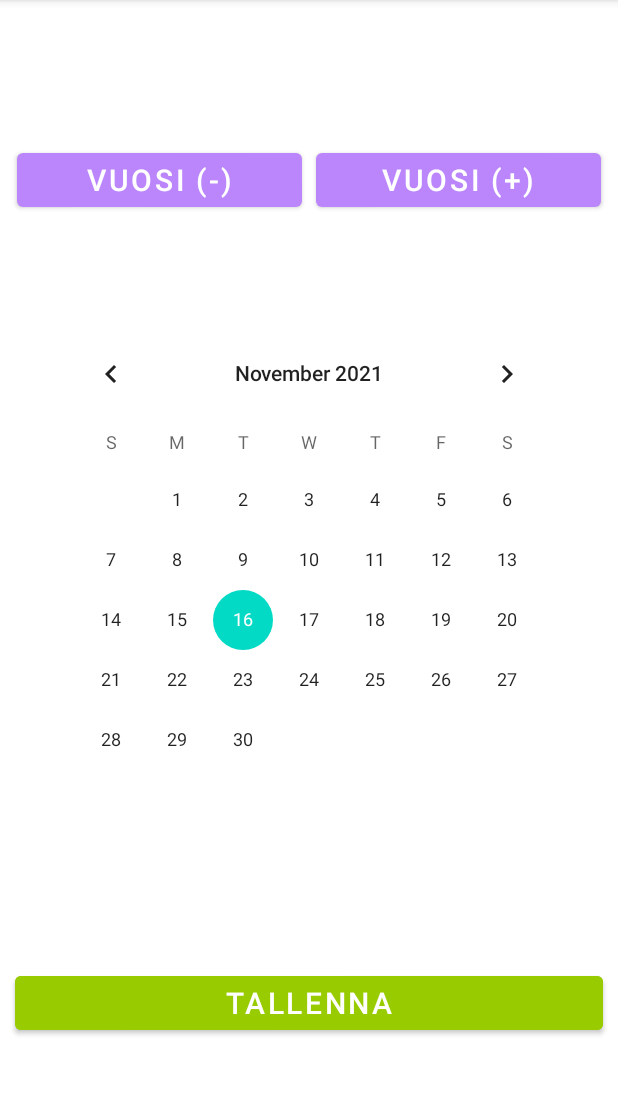
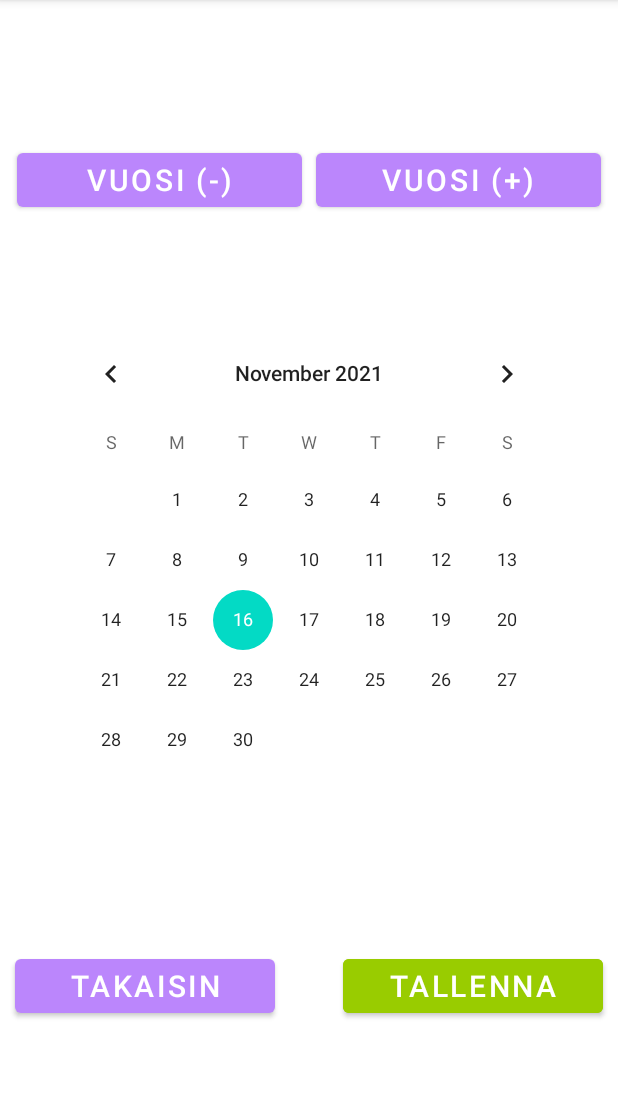
Before and after one commit to TeijaTilli/TaKuVa, an Android app: the takuuPvmValitsinFragment screen opened through its navigation route, on a phone screen of 412 x 824 dp, the part 84-1179 px from its top. Run offline under Robolectric (Android 15) with nearby library versions, the phone set to English and light mode, and no system bars; our stand-ins replace data binding; pictures from the network do not load.

Commit message:
Vielä säätöä rv-näkymään. Navigaatio kuitin tallennuksesta. Kalenteriin takaisin-nappi.

```diff
--- a/app/src/main/java/com/example/takuukuittivarasto/takuuPvmValitsinFragment.kt
+++ b/app/src/main/java/com/example/takuukuittivarasto/takuuPvmValitsinFragment.kt
@@ -50,6 +50,9 @@ class takuuPvmValitsinFragment : Fragment() {
             )
             it.findNavController().navigate(R.id.action_takuuPvmValitsinFragment_to_kuittiLisaysFragment, bundle)
         }
+        binding.btTakaisinKalenteri.setOnClickListener {
+            it.findNavController().navigate(R.id.action_takuuPvmValitsinFragment_to_kuittiLisaysFragment)
+        }
         return binding.root
     }
 
--- a/app/src/main/res/layout/fragment_takuu_pvm_valitsin.xml
+++ b/app/src/main/res/layout/fragment_takuu_pvm_valitsin.xml
@@ -61,14 +61,28 @@
                 android:layout_height="wrap_content"
                 android:layout_marginTop="16dp"
                 android:backgroundTint="@color/light_green"
-                android:insetLeft="10dp"
+                android:insetLeft="0dp"
                 android:insetRight="10dp"
                 android:text="Tallenna"
                 android:textSize="20sp"
                 app:layout_constraintBottom_toBottomOf="parent"
                 app:layout_constraintEnd_toEndOf="parent"
-                app:layout_constraintStart_toStartOf="parent"
-                app:layout_constraintTop_toBottomOf="@+id/pvmTakuu" />
+                app:layout_constraintStart_toEndOf="@+id/btTakaisinKalenteri"
+                app:layout_constraintTop_toBottomOf="@+id/pvmTakuu"
+                app:layout_constraintVertical_bias="0.424" />
+
+            <Button
+                android:id="@+id/btTakaisinKalenteri"
+                android:layout_width="0dp"
+                android:layout_height="wrap_content"
+                android:layout_marginEnd="45dp"
+                android:insetLeft="10dp"
+                android:insetRight="0dp"
+                android:text="TAKAISIN"
+                android:textSize="20sp"
+                app:layout_constraintBottom_toBottomOf="@+id/btTallenna"
+                app:layout_constraintEnd_toStartOf="@+id/btTallenna"
+                app:layout_constraintStart_toStartOf="parent" />
 
         </androidx.constraintlayout.widget.ConstraintLayout>
 
--- a/app/src/main/res/navigation/nav.xml
+++ b/app/src/main/res/navigation/nav.xml
@@ -36,6 +36,9 @@
             android:name="date"
             app:argType="long"
             android:defaultValue="0L" />
+        <action
+            android:id="@+id/action_kuittiLisaysFragment_to_kuittiVarastoFragment"
+            app:destination="@id/kuittiVarastoFragment" />
     </fragment>
     <fragment
         android:id="@+id/kuitinTarkasteluFragment"
```
Also changed, not shown: app/src/main/java/com/example/takuukuittivarasto/KuittiLisaysFragment.kt (+15 -3 lines), app/src/main/res/layout/fragment_kuitti_varasto.xml (+8 -3 lines).
